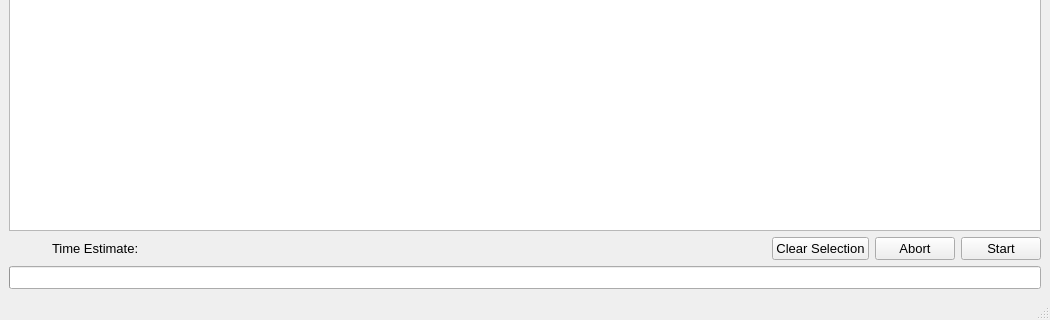
Qt form ui/mainwindow.ui (VoxelCubes/AutoDeep) before a commit; both pictures show x 0 to 1050 and y 230 to 550 of the 1050 by 550 pixel window.
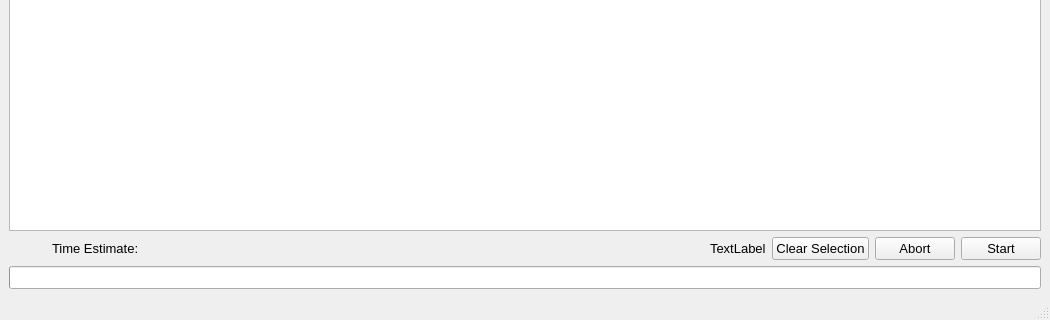
The same form after that commit. Icons and pictures are not drawn. Custom widgets are drawn as their Qt base class.

Commit message: make copy button modular

What changed in the file:
```diff
--- a/ui/mainwindow.ui
+++ b/ui/mainwindow.ui
@@ -402,7 +402,7 @@
      </widget>
     </item>
     <item>
-     <layout class="QHBoxLayout" name="horizontalLayout_3" stretch="0,1,0,0,0">
+     <layout class="QHBoxLayout" name="horizontalLayout_3" stretch="0,1,0,0,0,0">
       <item>
        <layout class="QHBoxLayout" name="horizontalLayout_9">
         <property name="spacing">
@@ -441,6 +441,13 @@
         </property>
        </widget>
       </item>
+      <item>
+       <widget class="QLabel" name="label_deepl_copy_button">
+        <property name="text">
+         <string>TextLabel</string>
+        </property>
+       </widget>
+      </item>
       <item>
        <widget class="QPushButton" name="pushButton_clear">
         <property name="text">
```
Left out of the diff: 2 changed lines with no effect on the pictures. The commit also changes 4 other files.
